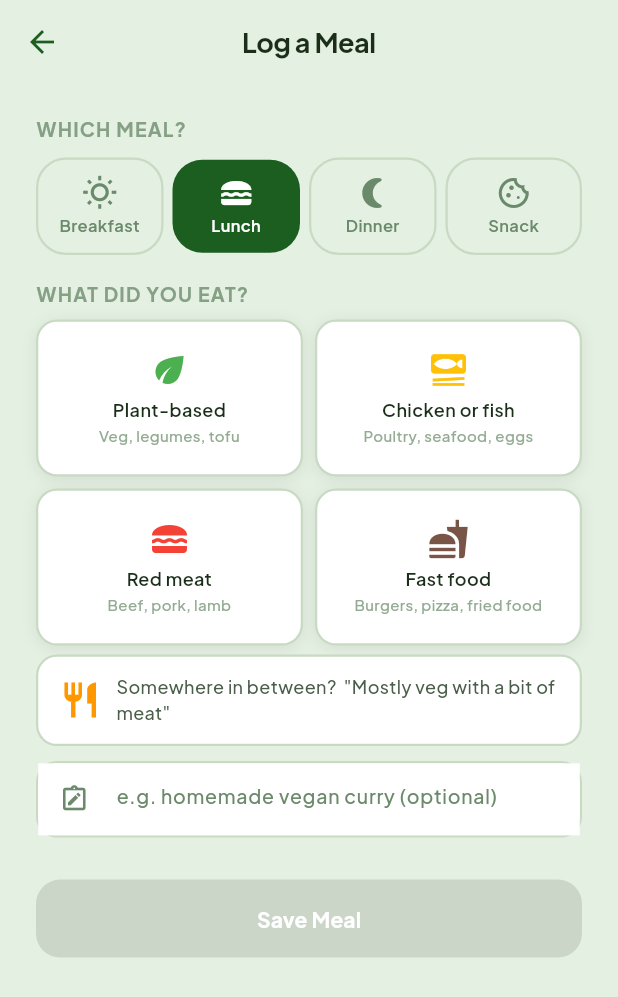
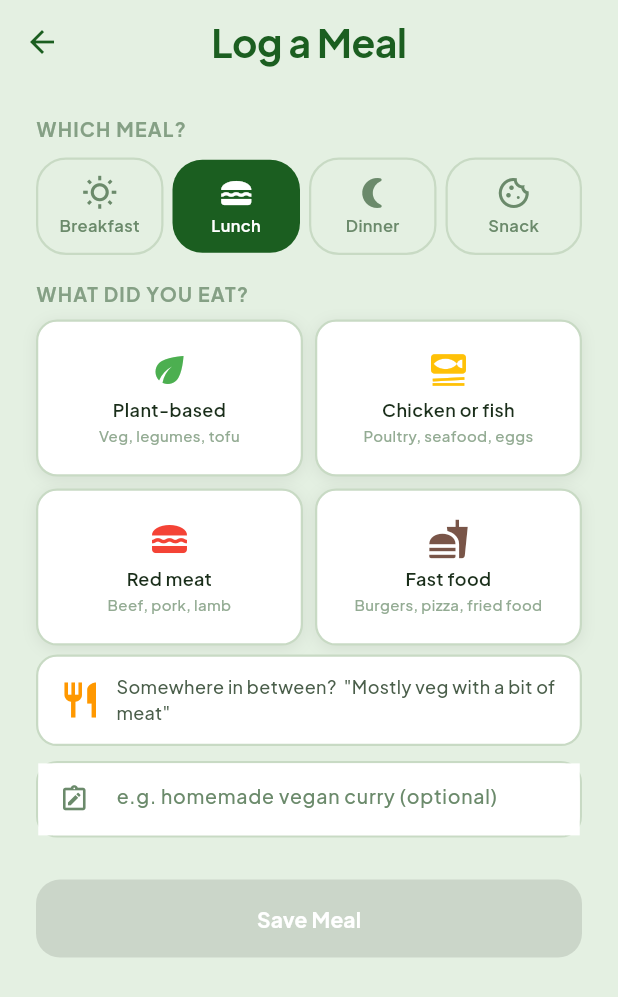
Before and after one commit to aswath-space/Voetje, a Flutter app: the AddFoodScreen widget shown alone on an empty page, opened directly, on a phone screen of 412 x 824 dp. Shown: the top 997 px of the screen. Run offline on Flutter 3.47's test engine with Material 3 defaults, Android fonts, the phone set to English and light mode, and no system bars; our stand-ins replace file_picker, fl_chart, geolocator, google_fonts, share_plus, shared_preferences and 1 more; missing offline and left inert: marionette_flutter; accounts and stored records are empty.

Commit message:
fix: migrate 4 form screens to VoetjeScreenShell for consistent layout
Transport, food, energy, and shopping forms now use shared
VoetjeScreenShell for consistent title style and AppBar spacing.

Co-Authored-By: Claude Opus 4.6 (1M context) <noreply@anthropic.com>

```diff
--- a/lib/screens/add_food_screen.dart
+++ b/lib/screens/add_food_screen.dart
@@ -4,6 +4,7 @@ import 'package:carbon_tracker/config/design_tokens.dart';
 import 'package:carbon_tracker/models/meal_type.dart';
 import 'package:carbon_tracker/models/emission_entry.dart';
 import 'package:carbon_tracker/providers/emission_provider.dart';
+import 'package:carbon_tracker/widgets/screen_shell.dart';
 
 class AddFoodScreen extends StatefulWidget {
   final MealSlot? initialSlot;
@@ -94,18 +95,9 @@ class _AddFoodScreenState extends State<AddFoodScreen> {
 
   @override
   Widget build(BuildContext context) {
-    return Scaffold(
-      backgroundColor: VoetjeColors.background,
-      appBar: AppBar(
-        title: Text(
-          'Log a Meal',
-          style: VoetjeTypography.sectionHeader(),
-        ),
-        backgroundColor: VoetjeColors.background,
-        elevation: 0,
-        surfaceTintColor: Colors.transparent,
-      ),
-      body: SingleChildScrollView(
+    return VoetjeScreenShell(
+      title: 'Log a Meal',
+      child: SingleChildScrollView(
         padding: const EdgeInsets.symmetric(
           horizontal: VoetjeSpacing.screenEdge,
           vertical: 20,
```
Also changed, not shown: lib/screens/add_energy_screen.dart (+7 -18 lines), lib/screens/add_entry_screen.dart (+4 -12 lines), lib/screens/add_shopping_screen.dart (+13 -21 lines).
